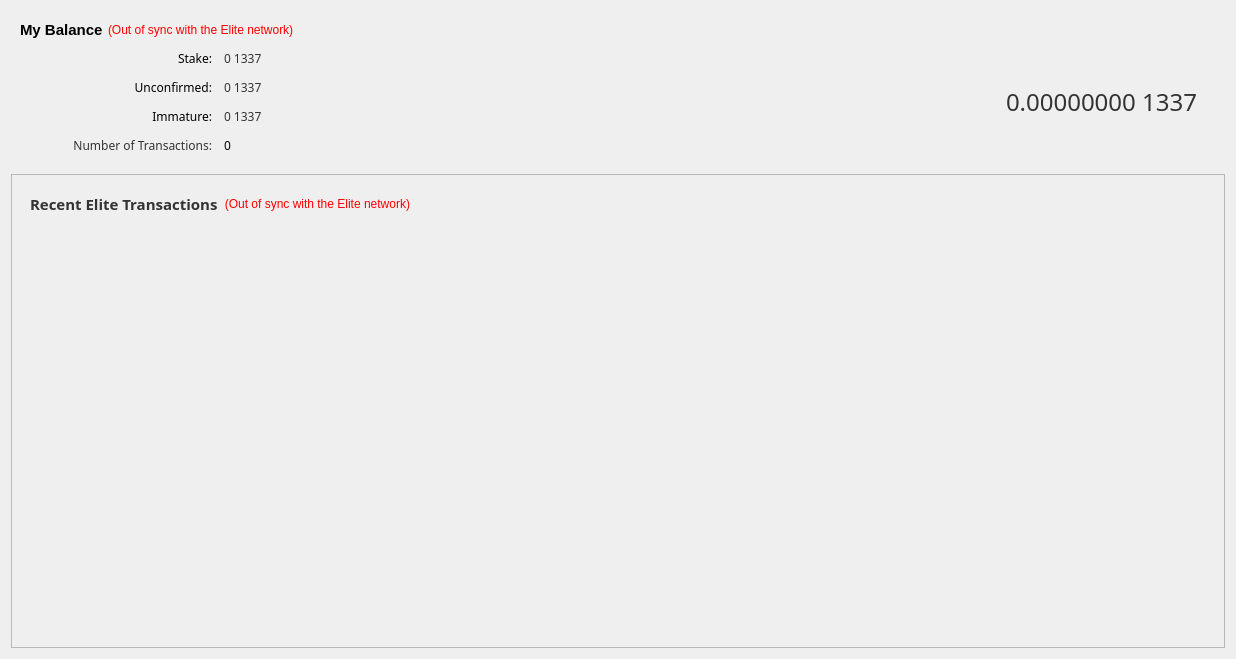
The window that src/qt/forms/overviewpage.ui (vashshawn/elitecurrencysource) describes before a commit, drawn with Qt 5.
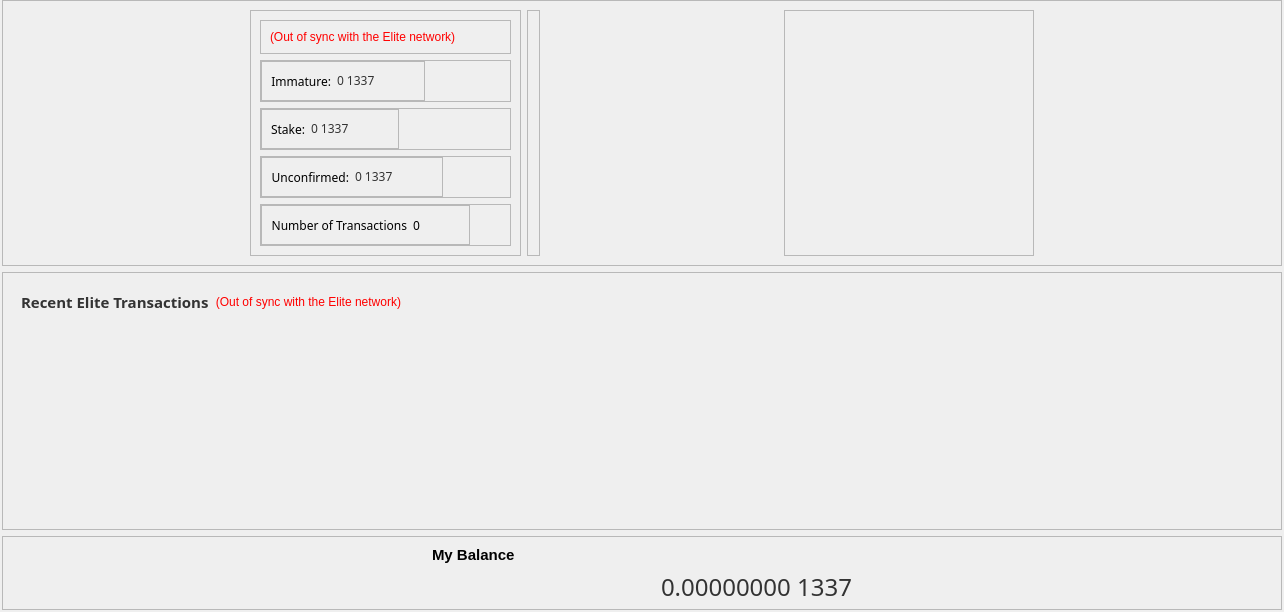
The same window after the commit. Icons and pictures are not drawn.

```diff
--- a/src/qt/forms/overviewpage.ui
+++ b/src/qt/forms/overviewpage.ui
@@ -6,46 +6,67 @@
    <rect>
     <x>0</x>
     <y>0</y>
-    <width>1236</width>
-    <height>659</height>
+    <width>1284</width>
+    <height>612</height>
    </rect>
   </property>
   <property name="windowTitle">
    <string>Form</string>
   </property>
-  <layout class="QGridLayout" name="gridLayout_2">
-   <item row="0" column="0">
-    <widget class="QFrame" name="frameTop">
-     <property name="frameShape">
-      <enum>QFrame::NoFrame</enum>
-     </property>
-     <property name="frameShadow">
-      <enum>QFrame::Sunken</enum>
-     </property>
-     <property name="lineWidth">
+  <layout class="QGridLayout" name="gridLayout_11">
+   <property name="leftMargin">
+    <number>2</number>
+   </property>
+   <property name="topMargin">
       <number>0</number>
      </property>
-     <layout class="QVBoxLayout" name="verticalLayout_4">
-      <property name="spacing">
-       <number>5</number>
-      </property>
-      <item>
-       <layout class="QHBoxLayout" name="horizontalLayout_4">
-        <item>
-         <widget class="QLabel" name="label_5">
-          <property name="font">
-           <font>
-            <pointsize>11</pointsize>
-            <weight>75</weight>
-            <bold>true</bold>
-           </font>
-          </property>
-          <property name="text">
-           <string>My Balance</string>
-          </property>
-         </widget>
-        </item>
-        <item>
+   <property name="rightMargin">
+    <number>2</number>
+   </property>
+   <property name="bottomMargin">
+    <number>2</number>
+   </property>
+   <item row="0" column="0">
+    <widget class="QFrame" name="frame_7">
+     <property name="frameShape">
+      <enum>QFrame::StyledPanel</enum>
+     </property>
+     <property name="frameShadow">
+      <enum>QFrame::Raised</enum>
+     </property>
+     <layout class="QGridLayout" name="gridLayout_16">
+      <item row="0" column="0">
+       <spacer name="horizontalSpacer_10">
+        <property name="orientation">
+         <enum>Qt::Horizontal</enum>
+        </property>
+        <property name="sizeHint" stdset="0">
+         <size>
+          <width>40</width>
+          <height>20</height>
+         </size>
+        </property>
+       </spacer>
+      </item>
+      <item row="0" column="1">
+       <widget class="QFrame" name="frame_6">
+        <property name="frameShape">
+         <enum>QFrame::StyledPanel</enum>
+        </property>
+        <property name="frameShadow">
+         <enum>QFrame::Raised</enum>
+        </property>
+        <layout class="QGridLayout" name="gridLayout_15">
+         <item row="0" column="0">
+          <widget class="QFrame" name="frame_15">
+           <property name="frameShape">
+            <enum>QFrame::StyledPanel</enum>
+           </property>
+           <property name="frameShadow">
+            <enum>QFrame::Raised</enum>
+           </property>
+           <layout class="QGridLayout" name="gridLayout_14">
+            <item row="0" column="0">
          <widget class="QLabel" name="labelWalletStatus">
           <property name="toolTip">
            <string>The displayed information may be out of date. Your wallet automatically synchronizes with the Elite network after a connection is established, but this process has not completed yet.</string>
@@ -61,8 +82,41 @@
           </property>
          </widget>
         </item>
-        <item>
-         <spacer name="horizontalSpacer_2">
+           </layout>
+          </widget>
+         </item>
+         <item row="1" column="0">
+          <widget class="QFrame" name="frame_11">
+           <property name="frameShape">
+            <enum>QFrame::StyledPanel</enum>
+           </property>
+           <property name="frameShadow">
+            <enum>QFrame::Raised</enum>
+           </property>
+           <layout class="QGridLayout" name="gridLayout_2">
+            <property name="leftMargin">
+             <number>0</number>
+            </property>
+            <property name="topMargin">
+             <number>0</number>
+            </property>
+            <property name="rightMargin">
+             <number>0</number>
+            </property>
+            <property name="bottomMargin">
+             <number>0</number>
+            </property>
+            <item row="0" column="0">
+             <widget class="QFrame" name="frame_8">
+              <property name="frameShape">
+               <enum>QFrame::StyledPanel</enum>
+              </property>
+              <property name="frameShadow">
+               <enum>QFrame::Raised</enum>
+              </property>
+              <layout class="QGridLayout" name="gridLayout_8">
+               <item row="0" column="2">
+                <spacer name="horizontalSpacer_6">
           <property name="orientation">
            <enum>Qt::Horizontal</enum>
           </property>
@@ -74,68 +128,8 @@
           </property>
          </spacer>
         </item>
-       </layout>
-      </item>
-      <item>
-       <layout class="QHBoxLayout" name="horizontalLayout">
-        <property name="leftMargin">
-         <number>10</number>
-        </property>
-        <property name="topMargin">
-         <number>5</number>
-        </property>
-        <property name="rightMargin">
-         <number>10</number>
-        </property>
-        <property name="bottomMargin">
-         <number>5</number>
-        </property>
-        <item>
-         <layout class="QFormLayout" name="formLayout_2">
-          <property name="fieldGrowthPolicy">
-           <enum>QFormLayout::AllNonFixedFieldsGrow</enum>
-          </property>
-          <property name="horizontalSpacing">
-           <number>12</number>
-          </property>
-          <property name="verticalSpacing">
-           <number>12</number>
-          </property>
-          <item row="0" column="0">
-           <widget class="QLabel" name="label_6">
-            <property name="sizePolicy">
-             <sizepolicy hsizetype="MinimumExpanding" vsizetype="Preferred">
-              <horstretch>0</horstretch>
-              <verstretch>0</verstretch>
-             </sizepolicy>
-            </property>
-            <property name="minimumSize">
-             <size>
-              <width>182</width>
-              <height>0</height>
-             </size>
-            </property>
-            <property name="baseSize">
-             <size>
-              <width>80</width>
-              <height>0</height>
-             </size>
-            </property>
-            <property name="font">
-             <font>
-              <family>Sans</family>
-             </font>
-            </property>
-            <property name="text">
-             <string>Stake:</string>
-            </property>
-            <property name="alignment">
-             <set>Qt::AlignRight|Qt::AlignTrailing|Qt::AlignVCenter</set>
-            </property>
-           </widget>
-          </item>
           <item row="0" column="1">
-           <widget class="QLabel" name="labelStake">
+                <widget class="QLabel" name="labelImmature">
             <property name="font">
              <font>
               <family>Sans</family>
@@ -155,61 +149,7 @@
             </property>
            </widget>
           </item>
-          <item row="1" column="0">
-           <widget class="QLabel" name="label_3">
-            <property name="sizePolicy">
-             <sizepolicy hsizetype="MinimumExpanding" vsizetype="Preferred">
-              <horstretch>0</horstretch>
-              <verstretch>0</verstretch>
-             </sizepolicy>
-            </property>
-            <property name="minimumSize">
-             <size>
-              <width>182</width>
-              <height>0</height>
-             </size>
-            </property>
-            <property name="baseSize">
-             <size>
-              <width>80</width>
-              <height>0</height>
-             </size>
-            </property>
-            <property name="font">
-             <font>
-              <family>Sans</family>
-             </font>
-            </property>
-            <property name="text">
-             <string>Unconfirmed:</string>
-            </property>
-            <property name="alignment">
-             <set>Qt::AlignRight|Qt::AlignTrailing|Qt::AlignVCenter</set>
-            </property>
-           </widget>
-          </item>
-          <item row="1" column="1">
-           <widget class="QLabel" name="labelUnconfirmed">
-            <property name="font">
-             <font>
-              <family>Sans</family>
-             </font>
-            </property>
-            <property name="cursor">
-             <cursorShape>IBeamCursor</cursorShape>
-            </property>
-            <property name="toolTip">
-             <string>Total of transactions that have yet to be confirmed, and do not yet count towards the current balance</string>
-            </property>
-            <property name="text">
-             <string notr="true">&lt;html&gt;&lt;head/&gt;&lt;body&gt;&lt;p&gt;&lt;span style=&quot; color:#333333;&quot;&gt;0 1337&lt;/span&gt;&lt;/p&gt;&lt;/body&gt;&lt;/html&gt;</string>
-            </property>
-            <property name="textInteractionFlags">
-             <set>Qt::LinksAccessibleByMouse|Qt::TextSelectableByKeyboard|Qt::TextSelectableByMouse</set>
-            </property>
-           </widget>
-          </item>
-          <item row="2" column="0">
+               <item row="0" column="0">
            <widget class="QLabel" name="labelImmatureText">
             <property name="sizePolicy">
              <sizepolicy hsizetype="MinimumExpanding" vsizetype="Preferred">
@@ -217,18 +157,6 @@
               <verstretch>0</verstretch>
              </sizepolicy>
             </property>
-            <property name="minimumSize">
-             <size>
-              <width>182</width>
-              <height>0</height>
-             </size>
-            </property>
-            <property name="baseSize">
-             <size>
-              <width>80</width>
-              <height>0</height>
-             </size>
-            </property>
             <property name="font">
              <font>
               <family>Sans</family>
@@ -245,8 +173,57 @@
             </property>
            </widget>
           </item>
-          <item row="2" column="1">
-           <widget class="QLabel" name="labelImmature">
+              </layout>
+             </widget>
+            </item>
+            <item row="0" column="1">
+             <spacer name="horizontalSpacer_11">
+              <property name="orientation">
+               <enum>Qt::Horizontal</enum>
+              </property>
+              <property name="sizeHint" stdset="0">
+               <size>
+                <width>40</width>
+                <height>20</height>
+               </size>
+              </property>
+             </spacer>
+            </item>
+           </layout>
+          </widget>
+         </item>
+         <item row="2" column="0">
+          <widget class="QFrame" name="frame_12">
+           <property name="frameShape">
+            <enum>QFrame::StyledPanel</enum>
+           </property>
+           <property name="frameShadow">
+            <enum>QFrame::Raised</enum>
+           </property>
+           <layout class="QGridLayout" name="gridLayout_6">
+            <property name="leftMargin">
+             <number>0</number>
+            </property>
+            <property name="topMargin">
+             <number>0</number>
+            </property>
+            <property name="rightMargin">
+             <number>0</number>
+            </property>
+            <property name="bottomMargin">
+             <number>0</number>
+            </property>
+            <item row="0" column="0">
+             <widget class="QFrame" name="frame_3">
+              <property name="frameShape">
+               <enum>QFrame::StyledPanel</enum>
+              </property>
+              <property name="frameShadow">
+               <enum>QFrame::Raised</enum>
+              </property>
+              <layout class="QGridLayout" name="gridLayout_7">
+               <item row="0" column="1">
+                <widget class="QLabel" name="labelStake">
             <property name="font">
              <font>
               <family>Sans</family>
@@ -261,30 +238,214 @@
             <property name="textInteractionFlags">
              <set>Qt::LinksAccessibleByMouse|Qt::TextSelectableByKeyboard|Qt::TextSelectableByMouse</set>
             </property>
+                </widget>
+               </item>
+               <item row="0" column="0">
+                <widget class="QLabel" name="label_6">
+                 <property name="sizePolicy">
+                  <sizepolicy hsizetype="MinimumExpanding" vsizetype="Preferred">
+                   <horstretch>0</horstretch>
+                   <verstretch>0</verstretch>
+                  </sizepolicy>
+                 </property>
+                 <property name="font">
+                  <font>
+                   <family>Sans</family>
+                  </font>
+                 </property>
+                 <property name="layoutDirection">
+                  <enum>Qt::LeftToRight</enum>
+                 </property>
+                 <property name="text">
+                  <string>Stake:</string>
+                 </property>
+                 <property name="alignment">
+                  <set>Qt::AlignRight|Qt::AlignTrailing|Qt::AlignVCenter</set>
+                 </property>
+                </widget>
+               </item>
+               <item row="0" column="2">
+                <spacer name="horizontalSpacer_2">
+                 <property name="orientation">
+                  <enum>Qt::Horizontal</enum>
+                 </property>
+                 <property name="sizeHint" stdset="0">
+                  <size>
+                   <width>40</width>
+                   <height>20</height>
+                  </size>
+                 </property>
+                </spacer>
+               </item>
+              </layout>
+             </widget>
+            </item>
+            <item row="0" column="1">
+             <spacer name="horizontalSpacer_13">
+              <property name="orientation">
+               <enum>Qt::Horizontal</enum>
+              </property>
+              <property name="sizeHint" stdset="0">
+               <size>
+                <width>40</width>
+                <height>20</height>
+               </size>
+              </property>
+             </spacer>
+            </item>
+           </layout>
            </widget>
           </item>
           <item row="3" column="0">
+          <widget class="QFrame" name="frame_13">
+           <property name="frameShape">
+            <enum>QFrame::StyledPanel</enum>
+           </property>
+           <property name="frameShadow">
+            <enum>QFrame::Raised</enum>
+           </property>
+           <layout class="QGridLayout" name="gridLayout_12">
+            <property name="leftMargin">
+             <number>0</number>
+            </property>
+            <property name="topMargin">
+             <number>0</number>
+            </property>
+            <property name="rightMargin">
+             <number>0</number>
+            </property>
+            <property name="bottomMargin">
+             <number>0</number>
+            </property>
+            <item row="0" column="0">
+             <widget class="QFrame" name="frame_9">
+              <property name="frameShape">
+               <enum>QFrame::StyledPanel</enum>
+              </property>
+              <property name="frameShadow">
+               <enum>QFrame::Raised</enum>
+              </property>
+              <layout class="QGridLayout" name="gridLayout_9">
+               <item row="0" column="1">
+                <widget class="QLabel" name="labelUnconfirmed">
+                 <property name="font">
+                  <font>
+                   <family>Sans</family>
+                  </font>
+                 </property>
+                 <property name="cursor">
+                  <cursorShape>IBeamCursor</cursorShape>
+                 </property>
+                 <property name="toolTip">
+                  <string>Total of transactions that have yet to be confirmed, and do not yet count towards the current balance</string>
+                 </property>
+                 <property name="text">
+                  <string notr="true">&lt;html&gt;&lt;head/&gt;&lt;body&gt;&lt;p&gt;&lt;span style=&quot; color:#333333;&quot;&gt;0 1337&lt;/span&gt;&lt;/p&gt;&lt;/body&gt;&lt;/html&gt;</string>
+                 </property>
+                 <property name="textInteractionFlags">
+                  <set>Qt::LinksAccessibleByMouse|Qt::TextSelectableByKeyboard|Qt::TextSelectableByMouse</set>
+                 </property>
+                </widget>
+               </item>
+               <item row="0" column="0">
+                <widget class="QLabel" name="label_3">
+                 <property name="sizePolicy">
+                  <sizepolicy hsizetype="MinimumExpanding" vsizetype="Preferred">
+                   <horstretch>0</horstretch>
+                   <verstretch>0</verstretch>
+                  </sizepolicy>
+                 </property>
+                 <property name="font">
+                  <font>
+                   <family>Sans</family>
+                  </font>
+                 </property>
+                 <property name="text">
+                  <string>Unconfirmed:</string>
+                 </property>
+                 <property name="alignment">
+                  <set>Qt::AlignRight|Qt::AlignTrailing|Qt::AlignVCenter</set>
+                 </property>
+                </widget>
+               </item>
+               <item row="0" column="2">
+                <spacer name="horizontalSpacer_7">
+                 <property name="orientation">
+                  <enum>Qt::Horizontal</enum>
+                 </property>
+                 <property name="sizeHint" stdset="0">
+                  <size>
+                   <width>40</width>
+                   <height>20</height>
+                  </size>
+                 </property>
+                </spacer>
+               </item>
+              </layout>
+             </widget>
+            </item>
+            <item row="0" column="1">
+             <spacer name="horizontalSpacer_14">
+              <property name="orientation">
+               <enum>Qt::Horizontal</enum>
+              </property>
+              <property name="sizeHint" stdset="0">
+               <size>
+                <width>40</width>
+                <height>20</height>
+               </size>
+              </property>
+             </spacer>
+            </item>
+           </layout>
+          </widget>
+         </item>
+         <item row="4" column="0">
+          <widget class="QFrame" name="frame_14">
+           <property name="frameShape">
+            <enum>QFrame::StyledPanel</enum>
+           </property>
+           <property name="frameShadow">
+            <enum>QFrame::Raised</enum>
+           </property>
+           <layout class="QGridLayout" name="gridLayout_13">
+            <property name="leftMargin">
+             <number>0</number>
+            </property>
+            <property name="topMargin">
+             <number>0</number>
+            </property>
+            <property name="rightMargin">
+             <number>0</number>
+            </property>
+            <property name="bottomMargin">
+             <number>0</number>
+            </property>
+            <item row="0" column="0">
+             <widget class="QFrame" name="frame_10">
+              <property name="frameShape">
+               <enum>QFrame::StyledPanel</enum>
+              </property>
+              <property name="frameShadow">
+               <enum>QFrame::Raised</enum>
+              </property>
+              <layout class="QGridLayout" name="gridLayout_10">
+               <item row="0" column="0">
            <widget class="QLabel" name="label_2">
-            <property name="minimumSize">
-             <size>
-              <width>182</width>
-              <height>0</height>
-             </size>
-            </property>
             <property name="font">
              <font>
               <family>Sans</family>
              </font>
             </property>
             <property name="text">
-             <string>&lt;html&gt;&lt;head/&gt;&lt;body&gt;&lt;p&gt;&lt;span style=&quot; color:#333333;&quot;&gt;Number of Transactions:&lt;/span&gt;&lt;/p&gt;&lt;/body&gt;&lt;/html&gt;</string>
+                  <string>Number of Transactions</string>
             </property>
             <property name="alignment">
              <set>Qt::AlignRight|Qt::AlignTrailing|Qt::AlignVCenter</set>
             </property>
            </widget>
           </item>
-          <item row="3" column="1">
+               <item row="0" column="1">
            <widget class="QLabel" name="labelNumTransactions">
             <property name="font">
              <font>
@@ -299,63 +460,203 @@
             </property>
            </widget>
           </item>
-         </layout>
-        </item>
-        <item>
-         <widget class="QFrame" name="frame_3">
+               <item row="0" column="2">
+                <spacer name="horizontalSpacer_8">
+                 <property name="orientation">
+                  <enum>Qt::Horizontal</enum>
+                 </property>
+                 <property name="sizeHint" stdset="0">
+                  <size>
+                   <width>40</width>
+                   <height>20</height>
+                  </size>
+                 </property>
+                </spacer>
+               </item>
+              </layout>
+             </widget>
+            </item>
+            <item row="0" column="1">
+             <spacer name="horizontalSpacer_15">
+              <property name="orientation">
+               <enum>Qt::Horizontal</enum>
+              </property>
+              <property name="sizeHint" stdset="0">
+               <size>
+                <width>40</width>
+                <height>20</height>
+               </size>
+              </property>
+             </spacer>
+            </item>
+           </layout>
+          </widget>
+         </item>
+        </layout>
+       </widget>
+      </item>
+      <item row="0" column="2">
+       <widget class="QFrame" name="frame_4">
           <property name="frameShape">
-           <enum>QFrame::NoFrame</enum>
+         <enum>QFrame::StyledPanel</enum>
           </property>
           <property name="frameShadow">
-           <enum>QFrame::Plain</enum>
-          </property>
-          <property name="lineWidth">
-           <number>-1</number>
-          </property>
-          <layout class="QVBoxLayout" name="verticalLayout_6">
-           <item>
-            <widget class="QLabel" name="labelBalance">
-             <property name="sizePolicy">
-              <sizepolicy hsizetype="Expanding" vsizetype="Preferred">
-               <horstretch>0</horstretch>
-               <verstretch>0</verstretch>
-              </sizepolicy>
-             </property>
+         <enum>QFrame::Raised</enum>
+        </property>
+        <layout class="QGridLayout" name="gridLayout_4">
+         <property name="leftMargin">
+          <number>2</number>
+         </property>
+         <property name="topMargin">
+          <number>0</number>
+         </property>
+         <property name="rightMargin">
+          <number>2</number>
+         </property>
+         <property name="bottomMargin">
+          <number>2</number>
+         </property>
+         <item row="0" column="0">
+          <widget class="QLabel" name="label">
+           <property name="text">
+            <string/>
+           </property>
+           <property name="pixmap">
+            <pixmap resource="../bitcoin.qrc">:/images/wings-logo</pixmap>
+           </property>
+           <property name="scaledContents">
+            <bool>true</bool>
+           </property>
+          </widget>
+         </item>
+        </layout>
+       </widget>
+      </item>
+      <item row="0" column="3">
+       <spacer name="horizontalSpacer_12">
+        <property name="orientation">
+         <enum>Qt::Horizontal</enum>
+        </property>
+        <property name="sizeHint" stdset="0">
+         <size>
+          <width>40</width>
+          <height>20</height>
+         </size>
+        </property>
+       </spacer>
+      </item>
+      <item row="0" column="4">
+       <widget class="QFrame" name="frame_5">
              <property name="minimumSize">
               <size>
-               <width>200</width>
-               <height>30</height>
-              </size>
-             </property>
-             <property name="font">
-              <font>
-               <family>Sans</family>
-               <pointsize>18</pointsize>
-               <weight>50</weight>
-               <bold>false</bold>
-              </font>
-             </property>
-             <property name="cursor">
-              <cursorShape>IBeamCursor</cursorShape>
-             </property>
-             <property name="toolTip">
-              <string>Your current balance</string>
-             </property>
+          <width>250</width>
+          <height>0</height>
+         </size>
+        </property>
+        <property name="frameShape">
+         <enum>QFrame::StyledPanel</enum>
+        </property>
+        <property name="frameShadow">
+         <enum>QFrame::Raised</enum>
+        </property>
+        <layout class="QGridLayout" name="gridLayout_5">
+         <item row="0" column="0">
+          <spacer name="horizontalSpacer_5">
+           <property name="orientation">
+            <enum>Qt::Horizontal</enum>
+           </property>
+           <property name="sizeHint" stdset="0">
+            <size>
+             <width>40</width>
+             <height>20</height>
+            </size>
+           </property>
+          </spacer>
+         </item>
+         <item row="0" column="1">
+          <widget class="QLabel" name="label_8">
+           <property name="minimumSize">
+            <size>
+             <width>42</width>
+             <height>42</height>
+            </size>
+           </property>
+           <property name="maximumSize">
+            <size>
+             <width>42</width>
+             <height>42</height>
+            </size>
+           </property>
              <property name="text">
-              <string notr="true">&lt;html&gt;&lt;head/&gt;&lt;body&gt;&lt;p&gt;&lt;span style=&quot; color:#333333;&quot;&gt;0.00000000 1337&lt;/span&gt;&lt;/p&gt;&lt;/body&gt;&lt;/html&gt;</string>
-             </property>
-             <property name="alignment">
-              <set>Qt::AlignRight|Qt::AlignTrailing|Qt::AlignVCenter</set>
-             </property>
-             <property name="textInteractionFlags">
-              <set>Qt::LinksAccessibleByMouse|Qt::TextSelectableByKeyboard|Qt::TextSelectableByMouse</set>
-             </property>
-            </widget>
-           </item>
-          </layout>
-         </widget>
-        </item>
-       </layout>
+            <string>&lt;html&gt;&lt;head/&gt;&lt;body&gt;&lt;p&gt;&lt;a href=&quot;https://discordapp.com/invite/pjdWntg&quot;&gt;&lt;img src=&quot;:/icons/discord&quot;/&gt;&lt;/a&gt;&lt;/p&gt;&lt;/body&gt;&lt;/html&gt;</string>
+           </property>
+           <property name="pixmap">
+            <pixmap resource="../bitcoin.qrc">:/icons/discord</pixmap>
+           </property>
+           <property name="scaledContents">
+            <bool>true</bool>
+           </property>
+           <property name="openExternalLinks">
+            <bool>true</bool>
+           </property>
+          </widget>
+         </item>
+         <item row="0" column="2">
+          <widget class="QLabel" name="label_7">
+           <property name="minimumSize">
+            <size>
+             <width>42</width>
+             <height>42</height>
+            </size>
+           </property>
+           <property name="maximumSize">
+            <size>
+             <width>42</width>
+             <height>42</height>
+            </size>
+           </property>
+           <property name="text">
+            <string>&lt;html&gt;&lt;head/&gt;&lt;body&gt;&lt;p&gt;&lt;a href=&quot;https://twitter.com/elitecurrency&quot;&gt;&lt;img src=&quot;:/icons/twitter&quot;/&gt;&lt;/a&gt;&lt;/p&gt;&lt;/body&gt;&lt;/html&gt;</string>
+           </property>
+           <property name="pixmap">
+            <pixmap resource="../bitcoin.qrc">:/icons/twitter</pixmap>
+           </property>
+           <property name="scaledContents">
+            <bool>true</bool>
+           </property>
+           <property name="openExternalLinks">
+            <bool>true</bool>
+           </property>
+          </widget>
+         </item>
+         <item row="1" column="1">
+          <spacer name="verticalSpacer">
+           <property name="orientation">
+            <enum>Qt::Vertical</enum>
+           </property>
+           <property name="sizeHint" stdset="0">
+            <size>
+             <width>20</width>
+             <height>40</height>
+            </size>
+           </property>
+          </spacer>
+         </item>
+        </layout>
+       </widget>
+      </item>
+      <item row="0" column="5">
+       <spacer name="horizontalSpacer_9">
+        <property name="orientation">
+         <enum>Qt::Horizontal</enum>
+        </property>
+        <property name="sizeHint" stdset="0">
+         <size>
+          <width>40</width>
+          <height>20</height>
+         </size>
+        </property>
+       </spacer>
       </item>
      </layout>
     </widget>
@@ -474,8 +775,101 @@
      </layout>
     </widget>
    </item>
-  </layout>
- </widget>
- <resources/>
+   <item row="2" column="0">
+    <widget class="QFrame" name="frame">
+     <property name="frameShape">
+      <enum>QFrame::StyledPanel</enum>
+     </property>
+     <property name="frameShadow">
+      <enum>QFrame::Raised</enum>
+     </property>
+     <layout class="QGridLayout" name="gridLayout">
+      <item row="0" column="1">
+       <widget class="QLabel" name="label_5">
+        <property name="font">
+         <font>
+          <pointsize>11</pointsize>
+          <weight>75</weight>
+          <bold>true</bold>
+         </font>
+        </property>
+        <property name="text">
+         <string>My Balance</string>
+        </property>
+       </widget>
+      </item>
+      <item row="1" column="0">
+       <spacer name="horizontalSpacer_3">
+        <property name="orientation">
+         <enum>Qt::Horizontal</enum>
+        </property>
+        <property name="sizeHint" stdset="0">
+         <size>
+          <width>40</width>
+          <height>20</height>
+         </size>
+        </property>
+       </spacer>
+      </item>
+      <item row="1" column="1">
+       <widget class="QLabel" name="labelBalance">
+        <property name="sizePolicy">
+         <sizepolicy hsizetype="Expanding" vsizetype="Preferred">
+          <horstretch>0</horstretch>
+          <verstretch>0</verstretch>
+         </sizepolicy>
+        </property>
+        <property name="minimumSize">
+         <size>
+          <width>200</width>
+          <height>30</height>
+         </size>
+        </property>
+        <property name="font">
+         <font>
+          <family>Sans</family>
+          <pointsize>18</pointsize>
+          <weight>50</weight>
+          <bold>false</bold>
+         </font>
+        </property>
+        <property name="cursor">
+         <cursorShape>IBeamCursor</cursorShape>
+        </property>
+        <property name="toolTip">
+         <string>Your current balance</string>
+        </property>
+        <property name="text">
+         <string notr="true">&lt;html&gt;&lt;head/&gt;&lt;body&gt;&lt;p&gt;&lt;span style=&quot; color:#333333;&quot;&gt;0.00000000 1337&lt;/span&gt;&lt;/p&gt;&lt;/body&gt;&lt;/html&gt;</string>
+        </property>
+        <property name="alignment">
+         <set>Qt::AlignRight|Qt::AlignTrailing|Qt::AlignVCenter</set>
+        </property>
+        <property name="textInteractionFlags">
+         <set>Qt::LinksAccessibleByMouse|Qt::TextSelectableByKeyboard|Qt::TextSelectableByMouse</set>
+        </property>
+       </widget>
+      </item>
+      <item row="1" column="2">
+       <spacer name="horizontalSpacer_4">
+        <property name="orientation">
+         <enum>Qt::Horizontal</enum>
+        </property>
+        <property name="sizeHint" stdset="0">
+         <size>
+          <width>40</width>
+          <height>20</height>
+         </size>
+        </property>
+       </spacer>
+      </item>
+     </layout>
+    </widget>
+   </item>
+  </layout>
+ </widget>
+ <resources>
+  <include location="../bitcoin.qrc"/>
+ </resources>
  <connections/>
 </ui>
```
Left out of the diff: 10 changed lines with no effect on the pictures. Lines whose indentation alone changed are shown as unchanged.
